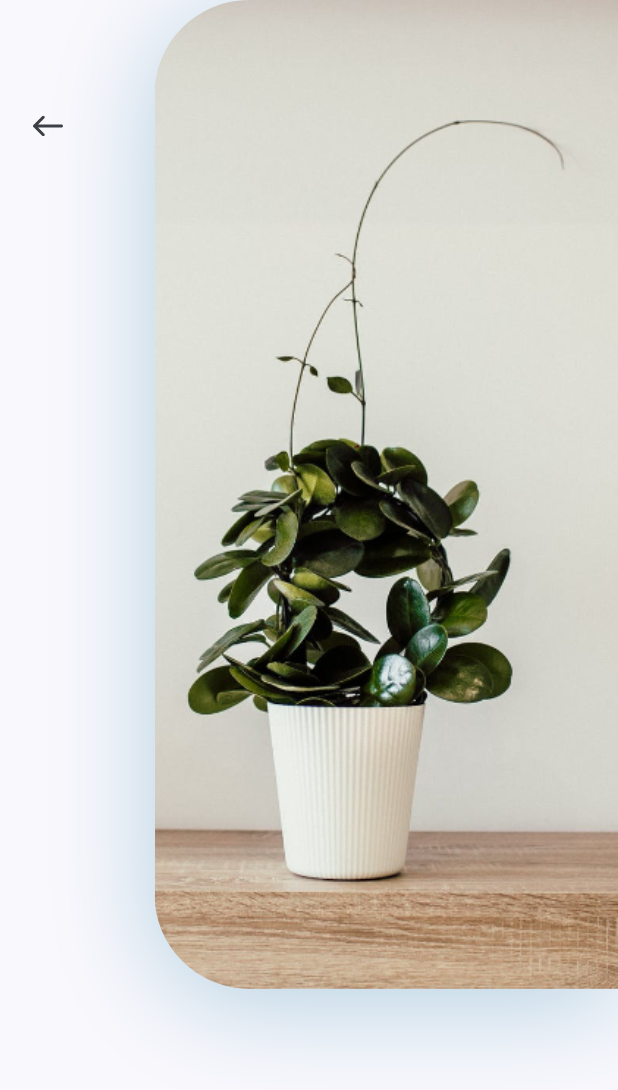
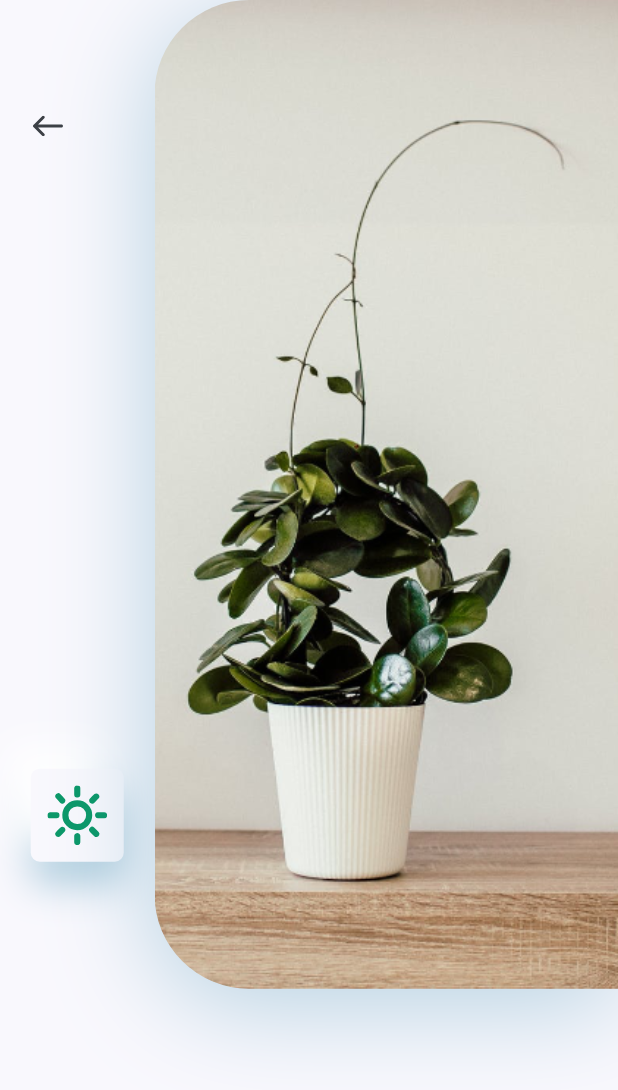
Before and after one commit to Azzamubaidillah/Plant-App, a Flutter app: the DetailsScreen screen opened directly, on a phone screen of 412 x 824 dp. Shown: the top 1090 px of the screen. Run offline on Flutter 3.47's test engine with Material 2 defaults, Android fonts, the phone set to English and light mode, and no system bars; our stand-ins replace flutter_svg.

Commit message:
icon card

```diff
--- a/lib/screens/details/components/body.dart
+++ b/lib/screens/details/components/body.dart
@@ -34,6 +34,7 @@
                         ),
                       ),
                       const Spacer(),
+                      const IconCard(),
                     ],
                   ),
                 ),
@@ -66,3 +67,38 @@
     );
   }
 }
+
+class IconCard extends StatelessWidget {
+  const IconCard({
+    Key? key,
+  }) : super(key: key);
+
+  @override
+  Widget build(BuildContext context) {
+    Size size = MediaQuery.of(context).size;
+
+    return Container(
+      margin: EdgeInsets.symmetric(vertical: size.height * 0.03),
+      padding: const EdgeInsets.all(kDefaultPadding / 1.8),
+      height: 62,
+      width: 62,
+      decoration: BoxDecoration(
+        color: kBackgroundColor,
+        borderRadius: BorderRadius.circular(6),
+        boxShadow: [
+          BoxShadow(
+            offset: const Offset(0, 15),
+            blurRadius: 22,
+            color: kPrimaryColor.withOpacity(0.29),
+          ),
+          const BoxShadow(
+            offset: Offset(-15, -15),
+            blurRadius: 20,
+            color: Colors.white,
+          ),
+        ],
+      ),
+      child: SvgPicture.asset("assets/icons/sun.svg"),
+    );
+  }
+}
```
